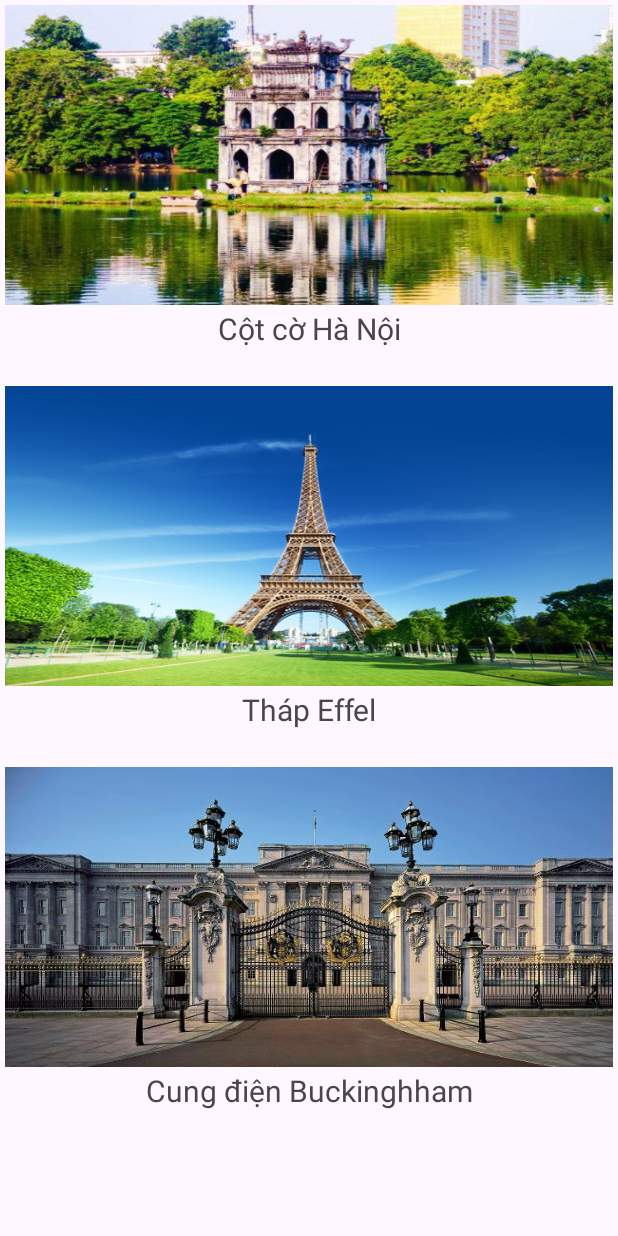
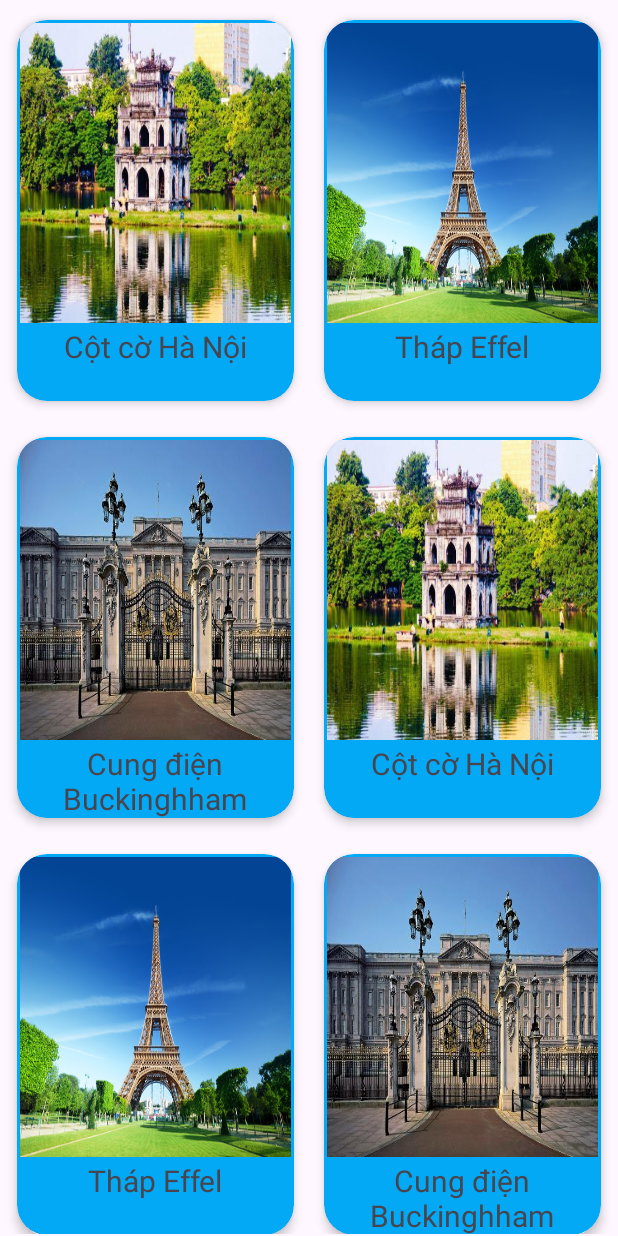
Before and after one commit to EkkoNguyen/63136111-AndroidProgramming, an Android app: the screen it shows after launch (MainActivity), on a phone screen of 412 x 824 dp. Run offline under Robolectric (Android 15) with nearby library versions, the phone set to English and light mode, and no system bars.

Commit message:
RecyclerView Android
Onclick, Layout, Cardview Item

```diff
--- a/UsingRecyclerView/app/src/main/java/till/edu/usingrecyclerview/LandScapeAdapter.java
+++ b/UsingRecyclerView/app/src/main/java/till/edu/usingrecyclerview/LandScapeAdapter.java
@@ -6,6 +6,7 @@ import android.view.View;
 import android.view.ViewGroup;
 import android.widget.ImageView;
 import android.widget.TextView;
+import android.widget.Toast;
 
 import androidx.annotation.NonNull;
 import androidx.recyclerview.widget.RecyclerView;
@@ -51,7 +52,7 @@ public class LandScapeAdapter extends RecyclerView.Adapter<LandScapeAdapter.Item
         return listData.size();
     }
 
-    static class ItemLandHolder extends RecyclerView.ViewHolder{
+    class ItemLandHolder extends RecyclerView.ViewHolder implements  View.OnClickListener{
         TextView tvCaption;
         ImageView ivLandScape;
 
@@ -59,6 +60,19 @@ public class LandScapeAdapter extends RecyclerView.Adapter<LandScapeAdapter.Item
             super(itemView);
             tvCaption = itemView.findViewById(R.id.textViewCaption);
             ivLandScape = itemView.findViewById(R.id.imageViewLand);
+            itemView.setOnClickListener(this);
+        }
+
+        @Override
+        public void onClick(View view) {
+            int viTriDuocClick = getAdapterPosition();
+            LandScape phanTuDuocClick = listData.get(viTriDuocClick);
+            // Lấy thông tin
+            String ten = phanTuDuocClick.getLandCaption();
+            String tenFileAnh = phanTuDuocClick.getLandImageFileName();
+            // Toast Tên
+            String chuoiThongBao = "Bạn vừa click vào: " + ten;
+            Toast.makeText(view.getContext(), chuoiThongBao, Toast.LENGTH_SHORT).show();
         }
     }
 }
--- a/UsingRecyclerView/app/src/main/java/till/edu/usingrecyclerview/MainActivity.java
+++ b/UsingRecyclerView/app/src/main/java/till/edu/usingrecyclerview/MainActivity.java
@@ -1,6 +1,7 @@
 package till.edu.usingrecyclerview;
 
 import androidx.appcompat.app.AppCompatActivity;
+import androidx.recyclerview.widget.GridLayoutManager;
 import androidx.recyclerview.widget.LinearLayoutManager;
 import androidx.recyclerview.widget.RecyclerView;
 
@@ -21,8 +22,12 @@ public class MainActivity extends AppCompatActivity {
         //4:
         recyclerViewLandScape = findViewById(R.id.recyclerLand);
         //5:
-        RecyclerView.LayoutManager layoutLinear = new LinearLayoutManager(this);
-        recyclerViewLandScape.setLayoutManager(layoutLinear);
+//        RecyclerView.LayoutManager layoutLinear = new LinearLayoutManager(this);
+//        recyclerViewLandScape.setLayoutManager(layoutLinear);
+//        RecyclerView.LayoutManager layoutLinearHorizonal = new LinearLayoutManager(this, RecyclerView.HORIZONTAL, false);
+//        recyclerViewLandScape.setLayoutManager(layoutLinearHorizonal);
+        RecyclerView.LayoutManager layoutGrid = new GridLayoutManager(this, 2);
+        recyclerViewLandScape.setLayoutManager(layoutGrid);
         //6:
         landScapeAdapter = new LandScapeAdapter(this, recyclerViewData);
         //7:
@@ -34,6 +39,9 @@ public class MainActivity extends AppCompatActivity {
         dsDuLieu.add(new LandScape("thaphanoi", "Cột cờ Hà Nội"));
         dsDuLieu.add(new LandScape("effel", "Tháp Effel"));
         dsDuLieu.add(new LandScape("buckingham", "Cung điện Buckinghham"));
+        dsDuLieu.add(new LandScape("thaphanoi", "Cột cờ Hà Nội"));
+        dsDuLieu.add(new LandScape("effel", "Tháp Effel"));
+        dsDuLieu.add(new LandScape("buckingham", "Cung điện Buckinghham"));
         return dsDuLieu;
     }
 }
--- a/UsingRecyclerView/app/src/main/res/layout/item_land.xml
+++ b/UsingRecyclerView/app/src/main/res/layout/item_land.xml
@@ -2,6 +2,21 @@
 <androidx.constraintlayout.widget.ConstraintLayout xmlns:android="http://schemas.android.com/apk/res/android"
     xmlns:app="http://schemas.android.com/apk/res-auto"
     xmlns:tools="http://schemas.android.com/tools"
+    android:layout_width="match_parent"
+    android:layout_height="wrap_content">
+
+    <androidx.cardview.widget.CardView
+        android:layout_width="match_parent"
+        android:layout_height="wrap_content"
+        app:layout_constraintEnd_toEndOf="parent"
+        app:layout_constraintStart_toStartOf="parent"
+        app:layout_constraintTop_toTopOf="parent"
+        app:cardBackgroundColor="#03A9F4"
+        app:cardCornerRadius="20dp"
+        app:cardUseCompatPadding="true"
+        app:cardElevation="4dp">
+
+        <androidx.constraintlayout.widget.ConstraintLayout
             android:layout_width="match_parent"
             android:layout_height="wrap_content">
 
@@ -32,3 +47,5 @@
                 app:layout_constraintStart_toStartOf="parent"
                 app:layout_constraintTop_toBottomOf="@+id/imageViewLand" />
         </androidx.constraintlayout.widget.ConstraintLayout>
+    </androidx.cardview.widget.CardView>
+</androidx.constraintlayout.widget.ConstraintLayout>
```
Lines whose indentation alone changed are shown as unchanged.
